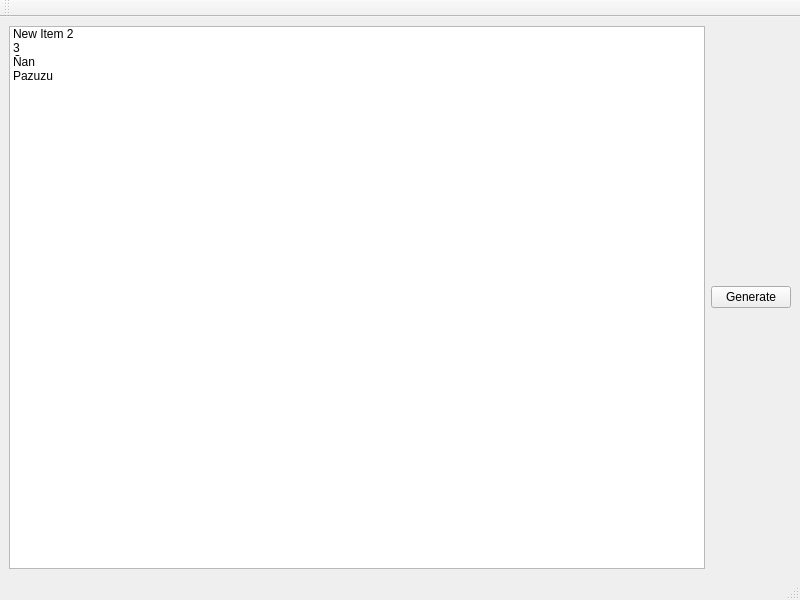
Before: the Qt Designer form src/form.ui in discojapi/ics-class-schedule, drawn with Qt 5.
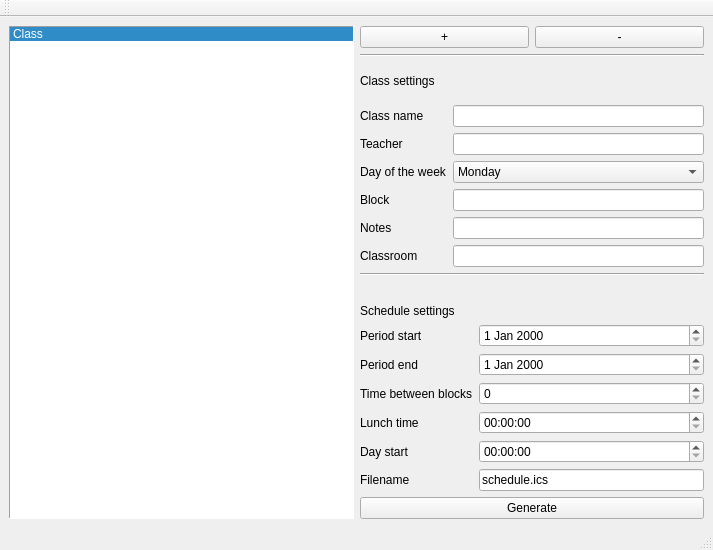
After: the same form once the commit is applied.

Patch:
```diff
--- a/src/form.ui
+++ b/src/form.ui
@@ -6,8 +6,8 @@
    <rect>
     <x>0</x>
     <y>0</y>
-    <width>800</width>
-    <height>600</height>
+    <width>713</width>
+    <height>550</height>
    </rect>
   </property>
   <property name="windowTitle">
@@ -17,34 +17,267 @@
    <layout class="QHBoxLayout" name="horizontalLayout_2">
     <item>
      <widget class="QListWidget" name="listWidget">
+      <property name="frameShape">
+       <enum>QFrame::Shape::Panel</enum>
+      </property>
+      <property name="currentRow">
+       <number>0</number>
+      </property>
+      <property name="sortingEnabled">
+       <bool>false</bool>
+      </property>
       <item>
        <property name="text">
-        <string>New Item 2</string>
-       </property>
-      </item>
-      <item>
-       <property name="text">
-        <string>3</string>
-       </property>
-      </item>
-      <item>
-       <property name="text">
-        <string>Ñan</string>
-       </property>
-      </item>
-      <item>
-       <property name="text">
-        <string>Pazuzu</string>
+        <string>Class</string>
        </property>
       </item>
      </widget>
     </item>
     <item>
-     <widget class="QPushButton" name="pushButton">
-      <property name="text">
-       <string>Generate</string>
-      </property>
-     </widget>
+     <layout class="QVBoxLayout" name="verticalLayout">
+      <item>
+       <layout class="QHBoxLayout" name="horizontalLayout">
+        <item>
+         <widget class="QPushButton" name="addClass">
+          <property name="text">
+           <string>+</string>
+          </property>
+         </widget>
+        </item>
+        <item>
+         <widget class="QPushButton" name="removeClass">
+          <property name="text">
+           <string>-</string>
+          </property>
+         </widget>
+        </item>
+       </layout>
+      </item>
+      <item>
+       <widget class="Line" name="line_2">
+        <property name="orientation">
+         <enum>Qt::Orientation::Horizontal</enum>
+        </property>
+       </widget>
+      </item>
+      <item alignment="Qt::AlignmentFlag::AlignVCenter">
+       <widget class="QLabel" name="label_2">
+        <property name="sizePolicy">
+         <sizepolicy hsizetype="Ignored" vsizetype="Minimum">
+          <horstretch>0</horstretch>
+          <verstretch>0</verstretch>
+         </sizepolicy>
+        </property>
+        <property name="minimumSize">
+         <size>
+          <width>0</width>
+          <height>17</height>
+         </size>
+        </property>
+        <property name="text">
+         <string>Class settings</string>
+        </property>
+       </widget>
+      </item>
+      <item>
+       <layout class="QFormLayout" name="formLayout_2">
+        <property name="formAlignment">
+         <set>Qt::AlignmentFlag::AlignLeading|Qt::AlignmentFlag::AlignLeft|Qt::AlignmentFlag::AlignTop</set>
+        </property>
+        <item row="1" column="0">
+         <widget class="QLabel" name="classNameLabel">
+          <property name="text">
+           <string>Class name</string>
+          </property>
+         </widget>
+        </item>
+        <item row="1" column="1">
+         <widget class="QLineEdit" name="classNameLineEdit"/>
+        </item>
+        <item row="2" column="0">
+         <widget class="QLabel" name="teacherLabel">
+          <property name="text">
+           <string>Teacher</string>
+          </property>
+         </widget>
+        </item>
+        <item row="2" column="1">
+         <widget class="QLineEdit" name="teacherLineEdit"/>
+        </item>
+        <item row="3" column="0">
+         <widget class="QLabel" name="dayOfTheWeekLabel">
+          <property name="text">
+           <string>Day of the week</string>
+          </property>
+         </widget>
+        </item>
+        <item row="3" column="1">
+         <widget class="QComboBox" name="dayOfTheWeekComboBox">
+          <item>
+           <property name="text">
+            <string>Monday</string>
+           </property>
+          </item>
+          <item>
+           <property name="text">
+            <string>Tuesday</string>
+           </property>
+          </item>
+          <item>
+           <property name="text">
+            <string>Wednesday</string>
+           </property>
+          </item>
+          <item>
+           <property name="text">
+            <string>Thursday</string>
+           </property>
+          </item>
+          <item>
+           <property name="text">
+            <string>Friday</string>
+           </property>
+          </item>
+          <item>
+           <property name="text">
+            <string>Saturday</string>
+           </property>
+          </item>
+          <item>
+           <property name="text">
+            <string>Sunday</string>
+           </property>
+          </item>
+         </widget>
+        </item>
+        <item row="4" column="0">
+         <widget class="QLabel" name="blockSetupLabel">
+          <property name="text">
+           <string>Block</string>
+          </property>
+         </widget>
+        </item>
+        <item row="4" column="1">
+         <widget class="QLineEdit" name="blockSetupLineEdit"/>
+        </item>
+        <item row="5" column="0">
+         <widget class="QLabel" name="notesLabel">
+          <property name="text">
+           <string>Notes</string>
+          </property>
+         </widget>
+        </item>
+        <item row="5" column="1">
+         <widget class="QLineEdit" name="notesLineEdit"/>
+        </item>
+        <item row="6" column="0">
+         <widget class="QLabel" name="classroomLabel">
+          <property name="text">
+           <string>Classroom</string>
+          </property>
+         </widget>
+        </item>
+        <item row="6" column="1">
+         <widget class="QLineEdit" name="classroomLineEdit"/>
+        </item>
+       </layout>
+      </item>
+      <item>
+       <widget class="Line" name="line">
+        <property name="orientation">
+         <enum>Qt::Orientation::Horizontal</enum>
+        </property>
+       </widget>
+      </item>
+      <item alignment="Qt::AlignmentFlag::AlignBottom">
+       <widget class="QLabel" name="label">
+        <property name="text">
+         <string>Schedule settings</string>
+        </property>
+       </widget>
+      </item>
+      <item>
+       <layout class="QFormLayout" name="formLayout">
+        <property name="sizeConstraint">
+         <enum>QLayout::SizeConstraint::SetDefaultConstraint</enum>
+        </property>
+        <property name="formAlignment">
+         <set>Qt::AlignmentFlag::AlignLeading|Qt::AlignmentFlag::AlignLeft|Qt::AlignmentFlag::AlignTop</set>
+        </property>
+        <item row="0" column="0">
+         <widget class="QLabel" name="periodStartLabel">
+          <property name="text">
+           <string>Period start</string>
+          </property>
+         </widget>
+        </item>
+        <item row="0" column="1">
+         <widget class="QDateEdit" name="periodStartDateEdit"/>
+        </item>
+        <item row="1" column="0">
+         <widget class="QLabel" name="periodEndLabel">
+          <property name="text">
+           <string>Period end</string>
+          </property>
+         </widget>
+        </item>
+        <item row="1" column="1">
+         <widget class="QDateEdit" name="periodEndDateEdit"/>
+        </item>
+        <item row="2" column="0">
+         <widget class="QLabel" name="timeBetweenBlockLabel">
+          <property name="text">
+           <string>Time between blocks</string>
+          </property>
+         </widget>
+        </item>
+        <item row="2" column="1">
+         <widget class="QSpinBox" name="timeBetweenBlockSpinBox"/>
+        </item>
+        <item row="3" column="0">
+         <widget class="QLabel" name="lunchTimeLabel">
+          <property name="text">
+           <string>Lunch time</string>
+          </property>
+         </widget>
+        </item>
+        <item row="3" column="1">
+         <widget class="QTimeEdit" name="lunchTimeTimeEdit"/>
+        </item>
+        <item row="4" column="0">
+         <widget class="QLabel" name="dayStartLabel">
+          <property name="text">
+           <string>Day start</string>
+          </property>
+         </widget>
+        </item>
+        <item row="4" column="1">
+         <widget class="QTimeEdit" name="dayStartTimeEdit"/>
+        </item>
+        <item row="5" column="0">
+         <widget class="QLabel" name="filenameLabel">
+          <property name="text">
+           <string>Filename</string>
+          </property>
+         </widget>
+        </item>
+        <item row="5" column="1">
+         <widget class="QLineEdit" name="filenameLineEdit">
+          <property name="text">
+           <string>schedule.ics</string>
+          </property>
+         </widget>
+        </item>
+       </layout>
+      </item>
+      <item>
+       <widget class="QPushButton" name="pushButton">
+        <property name="text">
+         <string>Generate</string>
+        </property>
+       </widget>
+      </item>
+     </layout>
     </item>
    </layout>
   </widget>
```
Left out of the diff: 10 changed lines with no effect on the pictures.
